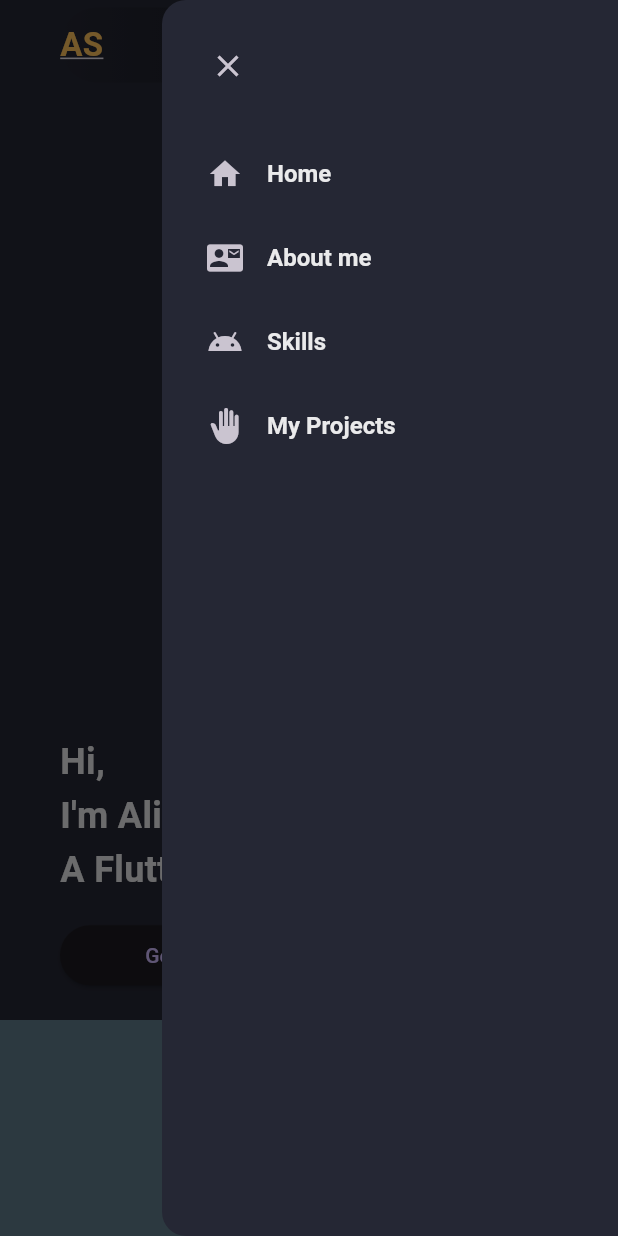
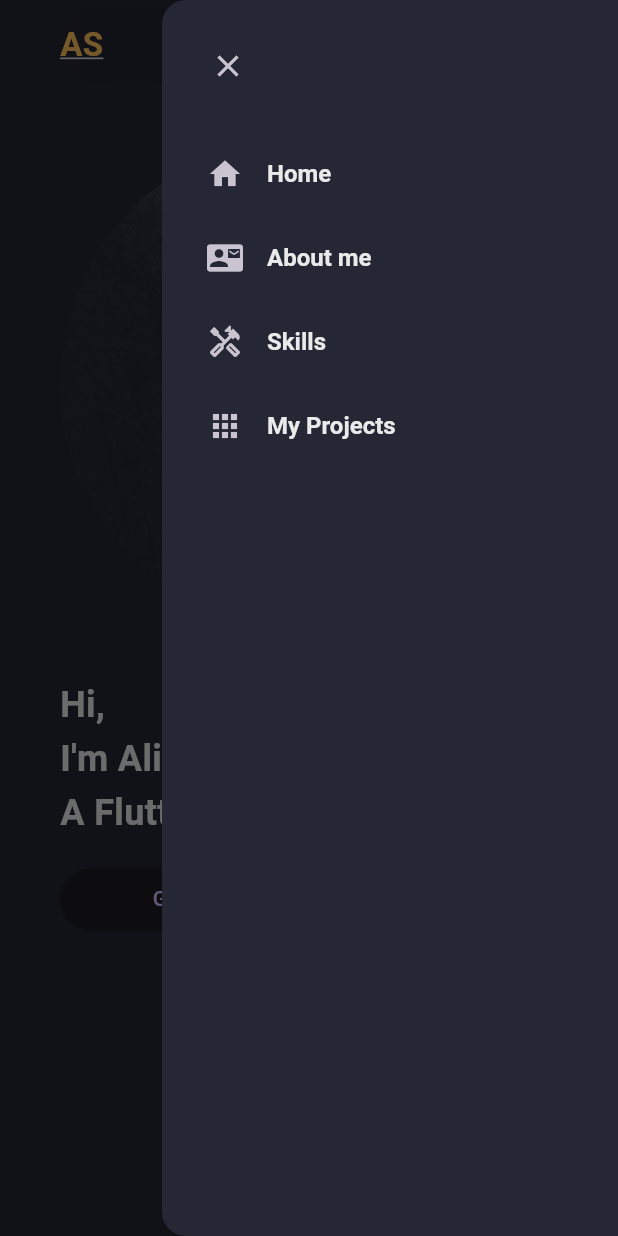
Before and after one commit to Alireza-Seif/my-portfolio, a Flutter app: the screen it shows after launch, with the side drawer open, on a phone screen of 412 x 824 dp. Run offline on Flutter 3.47's test engine with Material 3 defaults, Android fonts, the phone set to English and light mode, and no system bars.

Commit message:
feat: chage image & two icons & fix a bug

```diff
--- a/lib/constants/nav_items.dart
+++ b/lib/constants/nav_items.dart
@@ -10,6 +10,6 @@ List<String> navTitles = [
 List<IconData> navIcons = [
   Icons.home,
   Icons.quick_contacts_mail,
-  Icons.android_outlined,
-  Icons.back_hand,
+  Icons.handyman_outlined,
+  Icons.apps,
 ];
--- a/lib/widgets/main_desktop.dart
+++ b/lib/widgets/main_desktop.dart
@@ -44,8 +44,8 @@ class MainDesktop extends StatelessWidget {
             ],
           ),
           Image.asset(
-            "assets/images/two.webp",
-            width: screenWidth / 2,
+            "assets/images/2.png",
+            width: screenWidth / 2.9,
           ),
         ],
       ),
--- a/lib/widgets/main_mobile.dart
+++ b/lib/widgets/main_mobile.dart
@@ -16,9 +16,6 @@ class MainMobile extends StatelessWidget {
         vertical: 30.0,
       ),
       height: screenHeight,
-      constraints: const BoxConstraints(
-        maxHeight: 560.0,
-      ),
       child: Column(
         mainAxisAlignment: MainAxisAlignment.start,
         crossAxisAlignment: CrossAxisAlignment.start,
@@ -33,7 +30,7 @@ class MainMobile extends StatelessWidget {
             },
             blendMode: BlendMode.srcATop,
             child: Image.asset(
-              'assets/images/two.webp',
+              'assets/images/2.png',
               width: screenWidth,
             ),
           ),
@@ -56,7 +53,7 @@ class MainMobile extends StatelessWidget {
             height: 15,
           ),
           SizedBox(
-            width: 190,
+            width: 200,
             child: ElevatedButton(
               onPressed: () {},
               child: const Text('Get in touch'),
```
Also changed, not shown: assets/images/2.png (added), assets/images/two.png (added), assets/images/two.webp (deleted).
